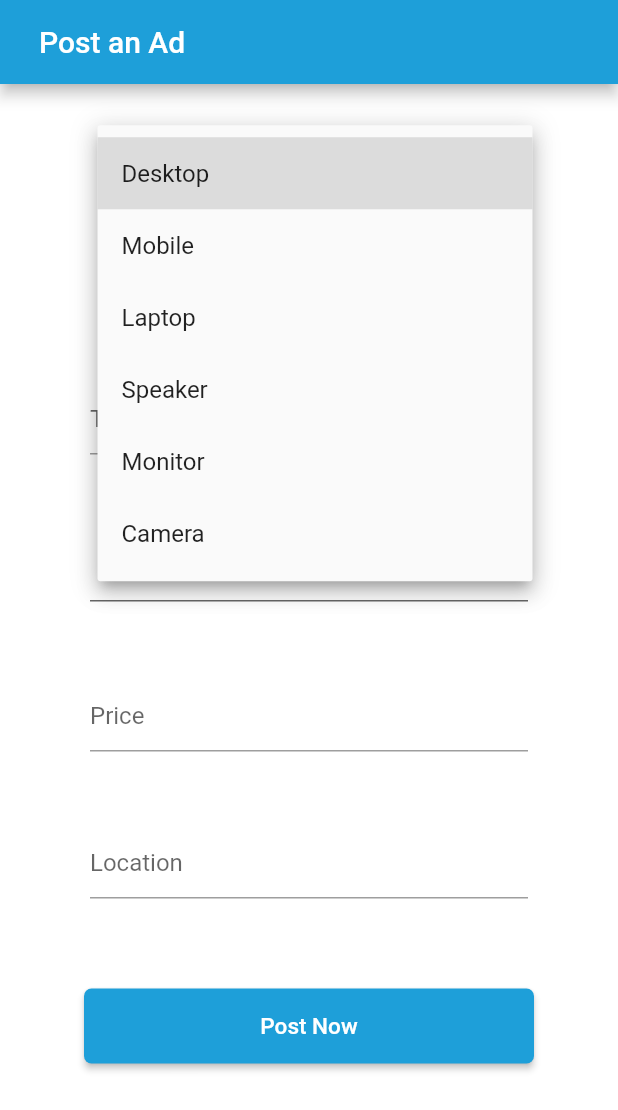
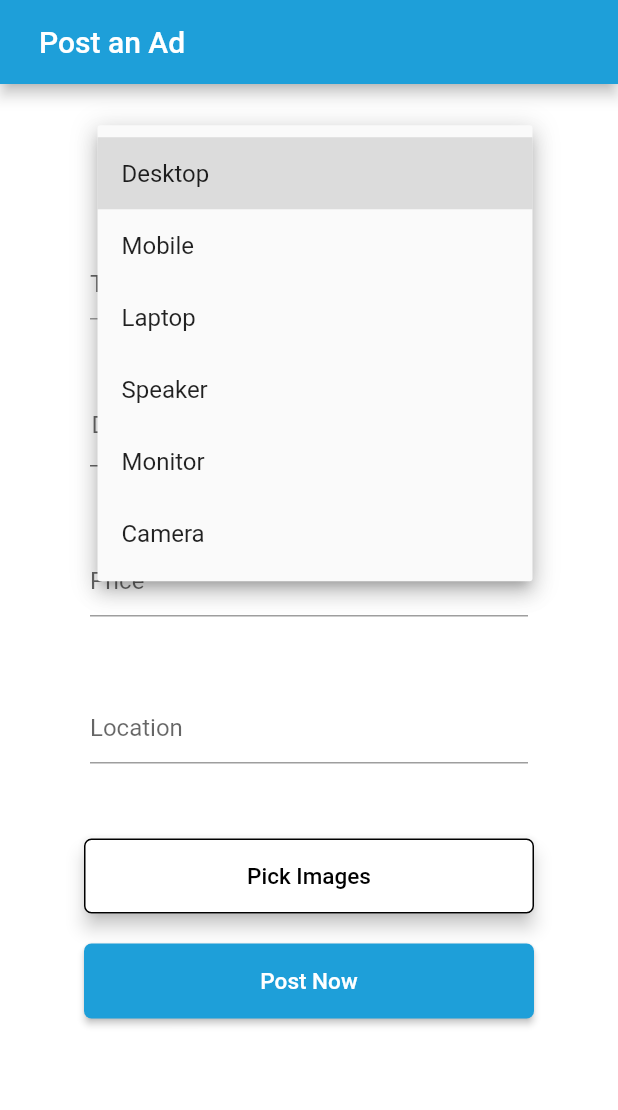
Before and after one commit to muhammadosama984/TechBy, a Flutter app: the PostAds screen opened directly, after a tap on "Select Category", on a phone screen of 412 x 824 dp. Shown: the top 1110 px of the screen. Run offline on Flutter 3.47's test engine with Material 2 defaults, Android fonts, the phone set to English and light mode, and no system bars; our stand-ins replace carousel_slider, cloud_firestore, firebase_auth, firebase_core, firebase_storage, flutter_local_notifications and 6 more; missing offline and left inert: favorite_button, flutter_verification_code; accounts and stored records are empty.

Commit message:
PostAds Functionality

```diff
--- a/TechBy/lib/screens/NavBar/Post ad/PostAds.dart
+++ b/TechBy/lib/screens/NavBar/Post ad/PostAds.dart
@@ -18,7 +18,6 @@ class PostAds extends StatefulWidget {
 
 class _PostAdsState extends State<PostAds> {
   List<String> items1 = ['Category'];
-  List<bool> _selections = [false, false,false, false,false, false,];
   List<String> items = [
     'Desktop',
     'Mobile',
@@ -151,44 +150,7 @@ class _PostAdsState extends State<PostAds> {
                 ),
               ),
 
-              SizedBox(height: 30,),
 
-              Wrap(
-
-                children: multipleImages
-                    .map((e) => Image.file(
-                  File(e.path),
-                  width: 100,
-                  height: 100,
-                ))
-                    .toList(),
-              ),
-
-              Container(
-                width: 250,
-                  height: 60,
-                  child: RaisedButton(
-
-
-                    onPressed: () async {
-                      // _openImagePicker();
-                      multipleImages = await multiImagePicker();
-                      if (multipleImages.isNotEmpty) {
-                        setState(() {});
-                      }
-                    },
-                    child:
-                    const Text('Pick Images', style: TextStyle(fontSize: 15)),
-
-                    color: Color.fromRGBO(30, 159, 217, 1),
-                    textColor: Colors.white,
-                    elevation: 5,
-                    shape: RoundedRectangleBorder(
-                      borderRadius: BorderRadius.circular(5.0),
-                      //side: BorderSide(color: Colors.black),
-                    ),
-                  ),
-              ),
 
               SizedBox(height: 20),
               _titleField(titleController: titleMain),
@@ -218,7 +180,45 @@ class _PostAdsState extends State<PostAds> {
                 height: 20,
               ),
 
-              SizedBox(height: 20),
+              SizedBox(height: 30,),
+
+              Wrap(
+
+                children: multipleImages
+                    .map((e) => Image.file(
+                  File(e.path),
+
+                  width: 100,
+                  height: 100,
+                ))
+                    .toList(),
+              ),
+
+              Container(
+                width: 300,
+                height: 50,
+                child: RaisedButton(
+
+
+                  onPressed: () async {
+                    // _openImagePicker();
+                    multipleImages = await multiImagePicker();
+                    if (multipleImages.isNotEmpty) {
+                      setState(() {});
+                    }
+                  },
+                  child:
+                  const Text('Pick Images', style: TextStyle(fontSize: 15, color: Colors.black)),
+
+                  color: Colors.white,
+                  textColor: Colors.white,
+                  elevation: 5,
+                  shape: RoundedRectangleBorder(
+                    borderRadius: BorderRadius.circular(5.0),
+                    side: BorderSide(color: Colors.black),
+                  ),
+                ),
+              ),
 
               SizedBox(height: 20),
               _postButton(
@@ -260,7 +260,7 @@ class _description extends StatelessWidget {
             hintText: "Description",
             fillColor: Colors.white,
             filled: true,
-            contentPadding: const EdgeInsets.fromLTRB(12, 2, 12, 10),
+            contentPadding: const EdgeInsets.fromLTRB(1, 2, 12, 10),
             focusedBorder: OutlineInputBorder(
               borderSide: const BorderSide(color: Colors.white, width: 2.0),
             )),
```
Also changed, not shown: TechBy/lib/screens/NavBar/Home/mainPage.dart (+15 -7 lines), TechBy/lib/screens/NavBar/navBarNavigation.dart (+14 -3 lines), TechBy/lib/widgets/bottomBar.dart (+6 -5 lines).
